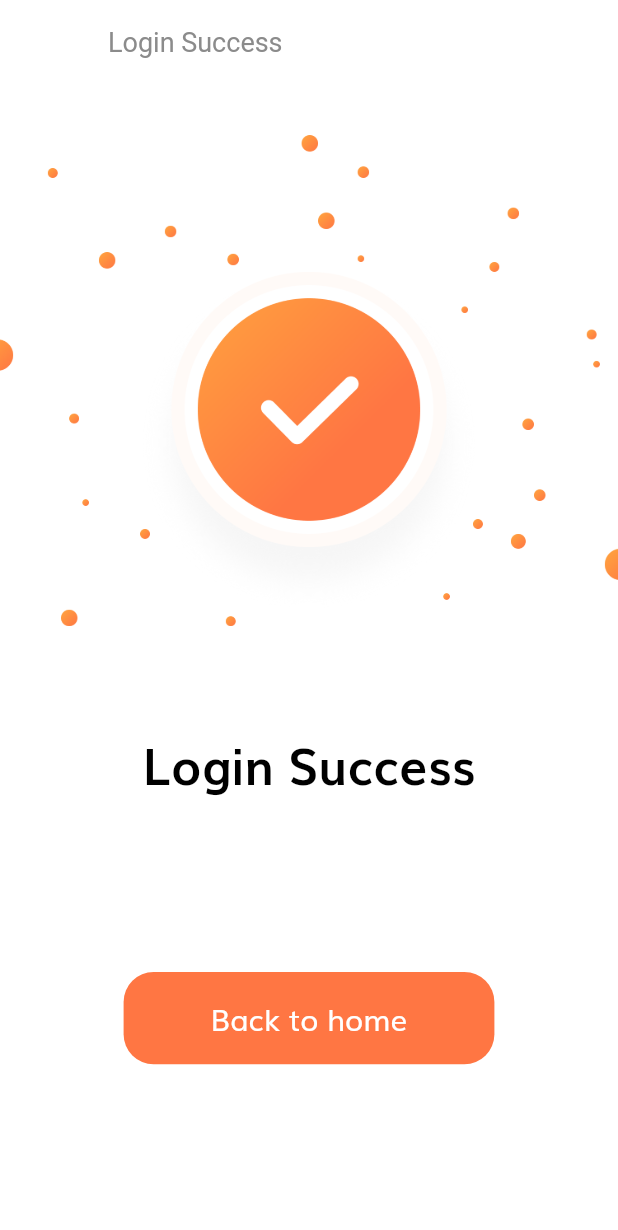
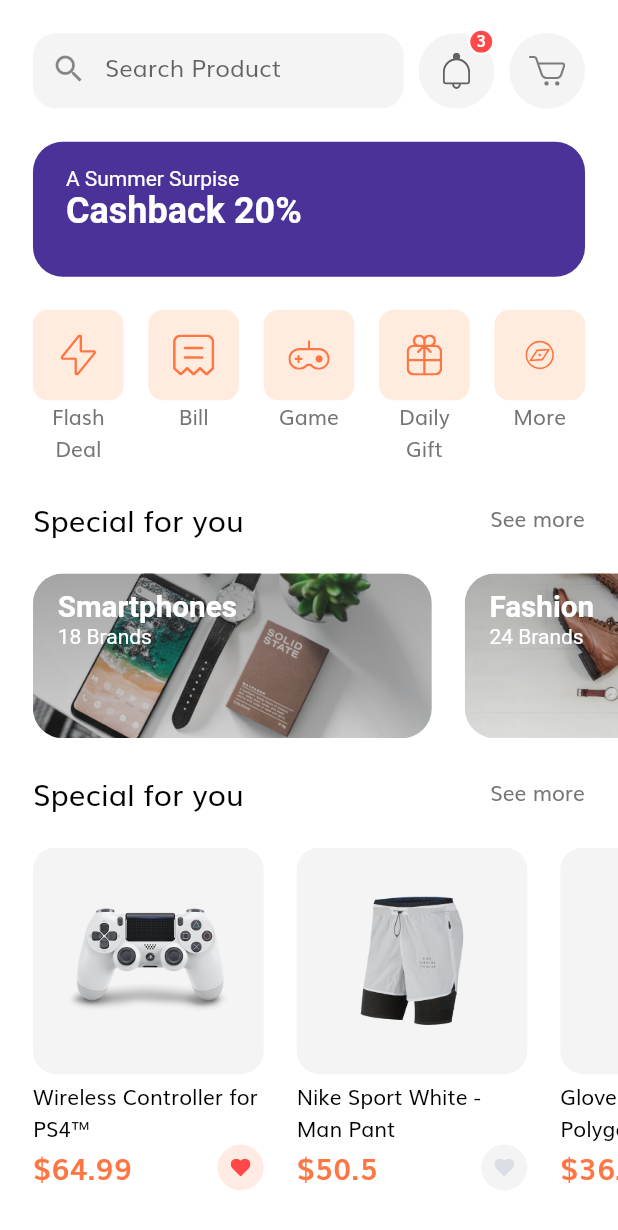
Before and after one commit to KOHuyn/LearnFlutter, a Flutter app: the LoginSuccessScreen screen opened by its route, after a tap on "Back to home", on a phone screen of 412 x 824 dp. Shown: the top 1230 px of the screen. Run offline on Flutter 3.47's test engine with Material 2 defaults, Android fonts, the phone set to English and light mode, and no system bars; our stand-ins replace flutter_svg.

Commit message:
done ep4

```diff
--- /dev/null
+++ b/lib/components/categories.dart
@@ -0,0 +1,77 @@
+import 'package:flutter/material.dart';
+import 'package:flutter_svg/flutter_svg.dart';
+
+import '../size_config.dart';
+
+class Categories extends StatelessWidget {
+  @override
+  Widget build(BuildContext context) {
+    List<Map<String, dynamic>> categories = [
+      {"icon": "assets/icons/Flash Icon.svg", "text": "Flash Deal"},
+      {"icon": "assets/icons/Bill Icon.svg", "text": "Bill"},
+      {"icon": "assets/icons/Game Icon.svg", "text": "Game"},
+      {"icon": "assets/icons/Gift Icon.svg", "text": "Daily Gift"},
+      {"icon": "assets/icons/Discover.svg", "text": "More"},
+    ];
+    return Padding(
+      padding:
+          EdgeInsets.symmetric(horizontal: getProportionateScreenWidth(20)),
+      child: Row(
+        mainAxisAlignment: MainAxisAlignment.spaceBetween,
+        crossAxisAlignment: CrossAxisAlignment.start,
+        children: [
+          ...List.generate(
+              categories.length,
+              (index) => CategoryCard(
+                  icon: categories[index]["icon"],
+                  text: categories[index]["text"],
+                  press: () {}))
+        ],
+      ),
+    );
+  }
+}
+
+class CategoryCard extends StatelessWidget {
+  const CategoryCard({
+    Key key,
+    @required this.icon,
+    @required this.text,
+    @required this.press,
+  }) : super(key: key);
+
+  final String icon, text;
+  final GestureTapCallback press;
+
+  @override
+  Widget build(BuildContext context) {
+    return GestureDetector(
+      onTap: press,
+      child: SizedBox(
+        width: getProportionateScreenWidth(55),
+        child: Column(
+          children: [
+            AspectRatio(
+              aspectRatio: 1,
+              child: Container(
+                padding: EdgeInsets.all(getProportionateScreenWidth(15)),
+                decoration: BoxDecoration(
+                    color: Color(0xFFFFECDF),
+                    borderRadius: BorderRadius.circular(10)),
+                child: SvgPicture.asset(icon),
+              ),
+            ),
+            const SizedBox(
+              height: 0.5,
+            ),
+            Text(
+              text,
+              textAlign: TextAlign.center,
+            )
+          ],
+        ),
+      ),
+    );
+    ;
+  }
+}
--- /dev/null
+++ b/lib/components/discount_banner.dart
@@ -0,0 +1,28 @@
+import 'package:flutter/material.dart';
+
+import '../size_config.dart';
+
+class DisCountBanner extends StatelessWidget {
+  @override
+  Widget build(BuildContext context) {
+    return Container(
+      margin: EdgeInsets.symmetric(horizontal: getProportionateScreenWidth(20)),
+      padding: EdgeInsets.symmetric(
+          horizontal: getProportionateScreenWidth(20),
+          vertical: getProportionateScreenWidth(15)),
+      width: double.infinity,
+      height: 90,
+      decoration: BoxDecoration(
+          color: Color(0xFF4A3298), borderRadius: BorderRadius.circular(20)),
+      child: Text.rich(TextSpan(
+          text: "A Summer Surpise\n",
+          style: TextStyle(color: Colors.white),
+          children: [
+            TextSpan(
+              text: "Cashback 20%",
+              style: TextStyle(fontSize: 24, fontWeight: FontWeight.bold),
+            ),
+          ])),
+    );
+  }
+}
--- /dev/null
+++ b/lib/components/home_header.dart
@@ -0,0 +1,30 @@
+import 'package:e_commerce/components/search_field.dart';
+import 'package:flutter/material.dart';
+
+import '../size_config.dart';
+import 'icon_btn_with_counter.dart';
+
+class HomeHeader extends StatelessWidget {
+  @override
+  Widget build(BuildContext context) {
+    return Padding(
+      padding:
+          EdgeInsets.symmetric(horizontal: getProportionateScreenWidth(20)),
+      child: Row(
+        mainAxisAlignment: MainAxisAlignment.spaceBetween,
+        children: [
+          SearchField(),
+          IconBtnWithCounter(
+            svgSrc: "assets/icons/Bell.svg",
+            numOfItems: 3,
+            press: () {},
+          ),
+          IconBtnWithCounter(
+            svgSrc: "assets/icons/Cart Icon.svg",
+            press: () {},
+          )
+        ],
+      ),
+    );
+  }
+}
--- /dev/null
+++ b/lib/components/icon_btn_with_counter.dart
@@ -0,0 +1,61 @@
+import 'package:flutter/material.dart';
+import 'package:flutter_svg/flutter_svg.dart';
+import '../constants.dart';
+import '../size_config.dart';
+class IconBtnWithCounter extends StatelessWidget {
+  const IconBtnWithCounter({
+    Key key,
+    @required this.svgSrc,
+    this.numOfItems = 0,
+    @required this.press,
+  }) : super(key: key);
+
+  final String svgSrc;
+  final int numOfItems;
+  final GestureTapCallback press;
+
+  @override
+  Widget build(BuildContext context) {
+    return InkWell(
+      onTap: press,
+      borderRadius: BorderRadius.circular(50),
+      child: Stack(
+        overflow: Overflow.visible,
+        children: [
+          Container(
+            padding: EdgeInsets.all(getProportionateScreenWidth(12)),
+            height: getProportionateScreenWidth(46),
+            width: getProportionateScreenWidth(46),
+            decoration: BoxDecoration(
+                color: kSecondaryColor.withOpacity(0.1),
+                shape: BoxShape.circle),
+            child: SvgPicture.asset(svgSrc),
+          ),
+          if (numOfItems != 0)
+            Positioned(
+              top: -3,
+              right: 0,
+              child: Container(
+                height: getProportionateScreenWidth(16),
+                width: getProportionateScreenWidth(16),
+                decoration: BoxDecoration(
+                    color: Color(0XFFFF4848),
+                    shape: BoxShape.circle,
+                    border: Border.all(width: 1.5, color: Colors.white)),
+                child: Center(
+                  child: Text(
+                    "$numOfItems",
+                    style: TextStyle(
+                        fontSize: getProportionateScreenWidth(10),
+                        height: 1,
+                        color: Colors.white,
+                        fontWeight: FontWeight.w600),
+                  ),
+                ),
+              ),
+            ),
+        ],
+      ),
+    );
+  }
+}
--- /dev/null
+++ b/lib/components/popular_product.dart
@@ -0,0 +1,32 @@
+import 'package:e_commerce/components/product_card.dart';
+import 'package:e_commerce/components/section_title.dart';
+import 'package:e_commerce/models/Product.dart';
+import 'package:flutter/material.dart';
+
+import '../size_config.dart';
+
+class PopularProduct extends StatelessWidget {
+  @override
+  Widget build(BuildContext context) {
+    return Column(
+      children: [
+        SectionTitle(text: "Special for you", press: () {}),
+        SizedBox(
+          height: getProportionateScreenWidth(20),
+        ),
+        SingleChildScrollView(
+          scrollDirection: Axis.horizontal,
+          child: Row(
+            children: [
+              ...List.generate(demoProducts.length,
+                      (index) => ProductCard(product: demoProducts[index])),
+              SizedBox(
+                width: getProportionateScreenWidth(20),
+              ),
+            ],
+          ),
+        ),
+      ],
+    );
+  }
+}
--- /dev/null
+++ b/lib/components/product_card.dart
@@ -0,0 +1,84 @@
+import 'package:e_commerce/models/Product.dart';
+import 'package:flutter/material.dart';
+import 'package:flutter_svg/flutter_svg.dart';
+
+import '../constants.dart';
+import '../size_config.dart';
+
+class ProductCard extends StatelessWidget {
+  final double width, aspectRetion;
+  final Product product;
+
+  const ProductCard(
+      {Key key,
+      this.width = 140,
+      this.aspectRetion = 1.02,
+      @required this.product})
+      : super(key: key);
+
+  @override
+  Widget build(BuildContext context) {
+    return Column(
+      children: [
+        Padding(
+          padding: EdgeInsets.only(left: getProportionateScreenWidth(20)),
+          child: SizedBox(
+            width: getProportionateScreenWidth(width),
+            child: Column(children: [
+              AspectRatio(
+                aspectRatio: aspectRetion,
+                child: Container(
+                  padding: EdgeInsets.all(getProportionateScreenWidth(20)),
+                  decoration: BoxDecoration(
+                      color: kSecondaryColor.withOpacity(0.1),
+                      borderRadius: BorderRadius.circular(15)),
+                  child: Image.asset(product.images[0]),
+                ),
+              ),
+              const SizedBox(
+                height: 5,
+              ),
+              Text(
+                product.title,
+                style: TextStyle(color: Colors.black),
+                maxLines: 2,
+              ),
+              Row(
+                mainAxisAlignment: MainAxisAlignment.spaceBetween,
+                children: [
+                  Text(
+                    "\$${product.price}",
+                    style: TextStyle(
+                        fontSize: getProportionateScreenWidth(18),
+                        fontWeight: FontWeight.w600,
+                        color: kPrimaryColor),
+                  ),
+                  InkWell(
+                    borderRadius: BorderRadius.circular(14),
+                    onTap: () {},
+                    child: Container(
+                      padding: EdgeInsets.all(getProportionateScreenWidth(8)),
+                      width: getProportionateScreenWidth(28),
+                      height: getProportionateScreenWidth(28),
+                      decoration: BoxDecoration(
+                          color: product.isFavourite
+                              ? kPrimaryColor.withOpacity(0.15)
+                              : kSecondaryColor.withOpacity(0.1),
+                          shape: BoxShape.circle),
+                      child: SvgPicture.asset(
+                        "assets/icons/Heart Icon_2.svg",
+                        color: product.isFavourite
+                            ? Color(0xFFFF4848)
+                            : Color(0xFFDBDEE4),
+                      ),
+                    ),
+                  )
+                ],
+              )
+            ]),
+          ),
+        )
+      ],
+    );
+  }
+}
--- /dev/null
+++ b/lib/components/search_field.dart
@@ -0,0 +1,30 @@
+import 'package:flutter/material.dart';
+
+import '../constants.dart';
+import '../size_config.dart';
+
+class SearchField extends StatelessWidget {
+  @override
+  Widget build(BuildContext context) {
+    return Container(
+      width: SizeConfig.screenWidth * 0.6,
+      height: 50,
+      decoration: BoxDecoration(
+          color: kSecondaryColor.withOpacity(0.1),
+          borderRadius: BorderRadius.circular(15)),
+      child: TextField(
+        onChanged: (value) {
+          //search value
+        },
+        decoration: InputDecoration(
+            enabledBorder: InputBorder.none,
+            focusedBorder: InputBorder.none,
+            hintText: "Search Product",
+            prefixIcon: Icon(Icons.search),
+            contentPadding: EdgeInsets.symmetric(
+                horizontal: getProportionateScreenWidth(20),
+                vertical: getProportionateScreenWidth(9))),
+      ),
+    );
+  }
+}
--- /dev/null
+++ b/lib/components/section_title.dart
@@ -0,0 +1,30 @@
+import 'package:flutter/material.dart';
+
+import '../size_config.dart';
+
+class SectionTitle extends StatelessWidget {
+  final String text;
+  final GestureTapCallback press;
+
+  const SectionTitle({Key key, @required this.text, @required this.press})
+      : super(key: key);
+
+  @override
+  Widget build(BuildContext context) {
+    return Padding(
+      padding:
+          EdgeInsets.symmetric(horizontal: getProportionateScreenWidth(20)),
+      child: Row(
+        mainAxisAlignment: MainAxisAlignment.spaceBetween,
+        children: [
+          Text(
+            text,
+            style: TextStyle(
+                fontSize: getProportionateScreenWidth(18), color: Colors.black),
+          ),
+          GestureDetector(onTap: press, child: Text("See more"))
+        ],
+      ),
+    );
+  }
+}
--- /dev/null
+++ b/lib/components/special_offer.dart
@@ -0,0 +1,97 @@
+import 'package:e_commerce/components/section_title.dart';
+import 'package:flutter/material.dart';
+
+import '../size_config.dart';
+
+class SpecialOffer extends StatelessWidget {
+  @override
+  Widget build(BuildContext context) {
+    return Column(
+      children: [
+        SectionTitle(text: "Special for you", press: () {}),
+        SizedBox(
+          height: getProportionateScreenWidth(20),
+        ),
+        SingleChildScrollView(
+          scrollDirection: Axis.horizontal,
+          child: Row(
+            children: [
+              SpecialOfferCard(
+                image: "assets/images/Image Banner 2.png",
+                category: "Smartphones",
+                numberOfBrands: 18,
+                press: () {},
+              ),
+              SpecialOfferCard(
+                image: "assets/images/Image Banner 3.png",
+                category: "Fashion",
+                numberOfBrands: 24,
+                press: () {},
+              ),
+              SizedBox(
+                width: getProportionateScreenWidth(20),
+              ),
+            ],
+          ),
+        ),
+      ],
+    );
+  }
+}
+
+class SpecialOfferCard extends StatelessWidget {
+  final String category, image;
+  final int numberOfBrands;
+  final GestureTapCallback press;
+
+  const SpecialOfferCard(
+      {Key key,
+      @required this.category,
+      @required this.image,
+      @required this.numberOfBrands,
+      @required this.press})
+      : super(key: key);
+
+  @override
+  Widget build(BuildContext context) {
+    return Padding(
+      padding: EdgeInsets.only(left: getProportionateScreenWidth(20)),
+      child: SizedBox(
+        width: getProportionateScreenWidth(242),
+        height: getProportionateScreenWidth(100),
+        child: ClipRRect(
+            borderRadius: BorderRadius.circular(20),
+            child: Stack(
+              children: [
+                Image.asset(image),
+                Container(
+                  decoration: BoxDecoration(
+                      gradient: LinearGradient(
+                          begin: Alignment.topCenter,
+                          end: Alignment.bottomCenter,
+                          colors: [
+                        Color(0xFF343434).withOpacity(0.4),
+                        Color(0xFF343434).withOpacity(0.15)
+                      ])),
+                ),
+                Padding(
+                  padding: EdgeInsets.symmetric(
+                      horizontal: getProportionateScreenWidth(15),
+                      vertical: getProportionateScreenWidth(10)),
+                  child: Text.rich(TextSpan(
+                      style: TextStyle(color: Colors.white),
+                      children: [
+                        TextSpan(
+                            text: "$category\n",
+                            style: TextStyle(
+                                fontSize: getProportionateScreenWidth(18),
+                                fontWeight: FontWeight.bold)),
+                        TextSpan(text: "$numberOfBrands Brands")
+                      ])),
+                )
+              ],
+            )),
+      ),
+    );
+  }
+}
--- /dev/null
+++ b/lib/models/Product.dart
@@ -0,0 +1,100 @@
+import 'package:flutter/material.dart';
+
+class Product {
+  final int id;
+  final String title, description;
+  final List<String> images;
+  final List<Color> colors;
+  final double rating, price;
+  final bool isFavourite, isPopular;
+
+  Product(
+      {@required this.id,
+      @required this.title,
+      @required this.description,
+      @required this.images,
+      @required this.colors,
+      this.rating = 0.0,
+      @required this.price,
+      this.isFavourite = false,
+      this.isPopular = false});
+}
+
+List<Product> demoProducts = [
+  Product(
+    id: 1,
+    images: [
+      "assets/images/ps4_console_white_1.png",
+      "assets/images/ps4_console_white_2.png",
+      "assets/images/ps4_console_white_3.png",
+      "assets/images/ps4_console_white_4.png",
+    ],
+    colors: [
+      Color(0xFFF6625E),
+      Color(0xFF836DB8),
+      Color(0xFFDECB9C),
+      Colors.white,
+    ],
+    title: "Wireless Controller for PS4™",
+    price: 64.99,
+    description: description,
+    rating: 4.8,
+    isFavourite: true,
+    isPopular: true,
+  ),
+  Product(
+    id: 2,
+    images: [
+      "assets/images/Image Popular Product 2.png",
+    ],
+    colors: [
+      Color(0xFFF6625E),
+      Color(0xFF836DB8),
+      Color(0xFFDECB9C),
+      Colors.white,
+    ],
+    title: "Nike Sport White - Man Pant",
+    price: 50.5,
+    description: description,
+    rating: 4.1,
+    isPopular: true,
+  ),
+  Product(
+    id: 3,
+    images: [
+      "assets/images/glap.png",
+    ],
+    colors: [
+      Color(0xFFF6625E),
+      Color(0xFF836DB8),
+      Color(0xFFDECB9C),
+      Colors.white,
+    ],
+    title: "Gloves XC Omega - Polygon",
+    price: 36.55,
+    description: description,
+    rating: 4.1,
+    isFavourite: true,
+    isPopular: true,
+  ),
+  Product(
+    id: 4,
+    images: [
+      "assets/images/wireless headset.png",
+    ],
+    colors: [
+      Color(0xFFF6625E),
+      Color(0xFF836DB8),
+      Color(0xFFDECB9C),
+      Colors.white,
+    ],
+    title: "Logitech Head",
+    price: 20.20,
+    description: description,
+    rating: 4.1,
+    isFavourite: true,
+  ),
+];
+
+const String description =
+    "Wireless Controller for PS4™ gives you what you want in your gaming from over precision control your games to sharing …";
--- a/lib/routs.dart
+++ b/lib/routs.dart
@@ -1,4 +1,6 @@
+
 import 'package:e_commerce/screen/forgot_password/forgot_password_screen.dart';
+import 'package:e_commerce/screen/home/home_screen.dart';
 import 'package:e_commerce/screen/login_success/login_success_screen.dart';
 import 'package:e_commerce/screen/sign_in/sign_in_screen.dart';
 import 'package:e_commerce/screen/splash/splash_screen.dart';
@@ -9,4 +11,5 @@ final Map<String, WidgetBuilder> routes = {
   SignInScreen.routeName: (context) => SignInScreen(),
   ForgotPasswordScreen.routeName: (context) => ForgotPasswordScreen(),
   LoginSuccessScreen.routeName: (context) => LoginSuccessScreen(),
+  HomeScreen.routeName:(context) => HomeScreen()
 };
--- /dev/null
+++ b/lib/screen/home/component/body.dart
@@ -0,0 +1,44 @@
+import 'package:e_commerce/components/categories.dart';
+import 'package:e_commerce/components/discount_banner.dart';
+import 'package:e_commerce/components/home_header.dart';
+import 'package:e_commerce/components/popular_product.dart';
+import 'package:e_commerce/components/special_offer.dart';
+import 'package:e_commerce/size_config.dart';
+import 'package:flutter/material.dart';
+
+class Body extends StatelessWidget {
+  @override
+  Widget build(BuildContext context) {
+    return SafeArea(
+      child: SingleChildScrollView(
+        child: Column(
+          children: [
+            SizedBox(
+              height: getProportionateScreenWidth(20),
+            ),
+            HomeHeader(),
+            SizedBox(
+              height: getProportionateScreenWidth(20),
+            ),
+            DisCountBanner(),
+            SizedBox(
+              height: getProportionateScreenWidth(20),
+            ),
+            Categories(),
+            SizedBox(
+              height: getProportionateScreenWidth(20),
+            ),
+            SpecialOffer(),
+            SizedBox(
+              height: getProportionateScreenWidth(20),
+            ),
+            PopularProduct(),
+            SizedBox(
+              height: getProportionateScreenWidth(20),
+            ),
+          ],
+        ),
+      ),
+    );
+  }
+}
--- /dev/null
+++ b/lib/screen/home/home_screen.dart
@@ -0,0 +1,12 @@
+import 'package:e_commerce/screen/home/component/body.dart';
+import 'package:flutter/material.dart';
+
+class HomeScreen extends StatelessWidget {
+  static String routeName = "/home";
+  @override
+  Widget build(BuildContext context) {
+    return Scaffold(
+      body: Body(),
+    );
+  }
+}
--- a/lib/screen/login_success/component/body.dart
+++ b/lib/screen/login_success/component/body.dart
@@ -1,4 +1,5 @@
 import 'package:e_commerce/components/default_button.dart';
+import 'package:e_commerce/screen/home/home_screen.dart';
 import 'package:e_commerce/size_config.dart';
 import 'package:flutter/material.dart';
 
@@ -29,7 +30,7 @@ class Body extends StatelessWidget {
           width: SizeConfig.screenWidth * 0.6,
           child: DefaultButton(
             text: "Back to home",
-            press: () {},
+            press: ()=> Navigator.pushNamed(context, HomeScreen.routeName),
           ),
         ),
         Spacer(),
```
Also changed, not shown: pubspec.lock.
